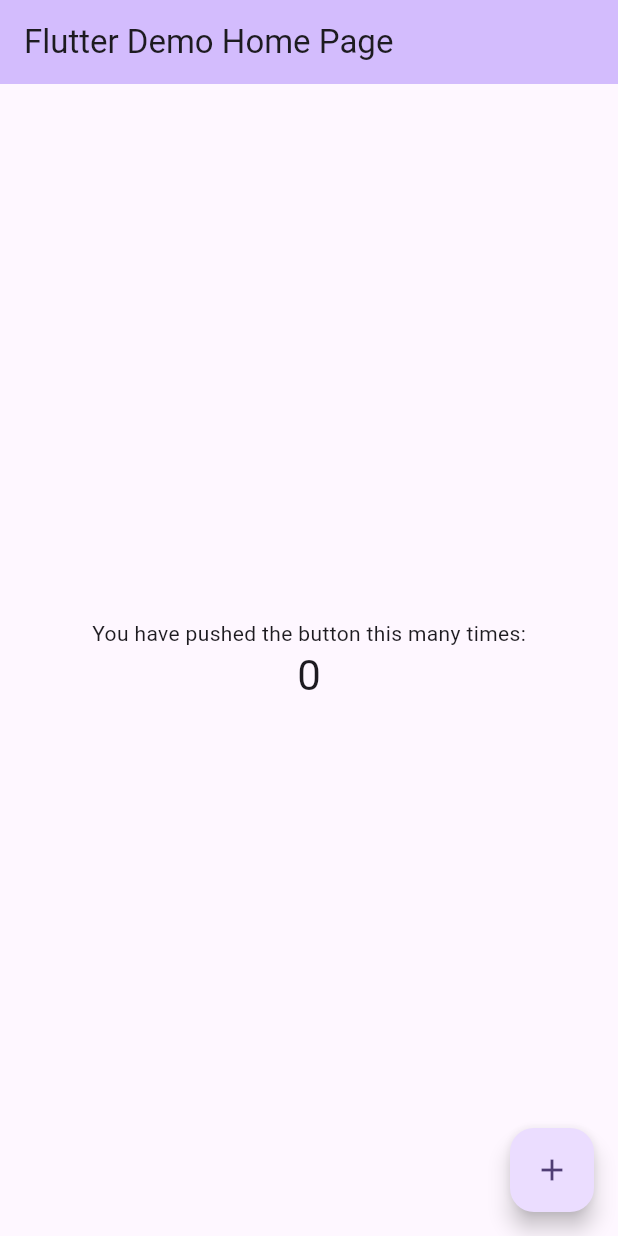
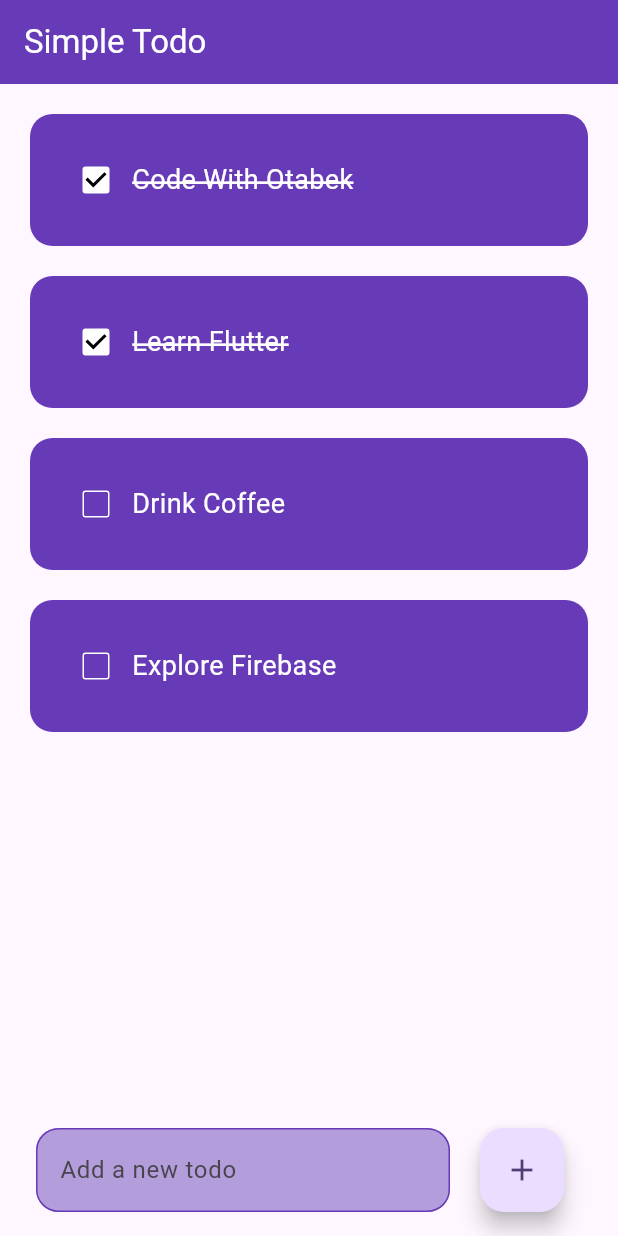
Before and after one commit to Danishkar/test_flutter, a Flutter app: the screen it shows after launch, on a phone screen of 412 x 824 dp. Run offline on Flutter 3.47's test engine with Material 3 defaults, Android fonts, the phone set to English and light mode, and no system bars.

Commit message:
feat: add basic todo

```diff
--- a/lib/main.dart
+++ b/lib/main.dart
@@ -11,27 +11,12 @@ class MyApp extends StatelessWidget {
   @override
   Widget build(BuildContext context) {
     return MaterialApp(
-      title: 'Flutter Demo',
       theme: ThemeData(
-        // This is the theme of your application.
-        //
-        // TRY THIS: Try running your application with "flutter run". You'll see
-        // the application has a purple toolbar. Then, without quitting the app,
-        // try changing the seedColor in the colorScheme below to Colors.green
-        // and then invoke "hot reload" (save your changes or press the "hot
-        // reload" button in a Flutter-supported IDE, or press "r" if you used
-        // the command line to start the app).
-        //
-        // Notice that the counter didn't reset back to zero; the application
-        // state is not lost during the reload. To reset the state, use hot
-        // restart instead.
-        //
-        // This works for code too, not just values: Most code changes can be
-        // tested with just a hot reload.
         colorScheme: ColorScheme.fromSeed(seedColor: Colors.deepPurple),
         useMaterial3: true,
       ),
-      home: const HomePage(title: 'Flutter Demo Home Page'),
+      debugShowCheckedModeBanner: false,
+      home: const HomePage(title: 'Simple Todo'),
     );
   }
 }
--- a/lib/pages/home_page.dart
+++ b/lib/pages/home_page.dart
@@ -1,16 +1,8 @@
 import 'package:flutter/material.dart';
+import 'package:test_flutter/utils/todo_list.dart';
 
 class HomePage extends StatefulWidget {
   const HomePage({super.key, required this.title});
-
-  // This widget is the home page of your application. It is stateful, meaning
-  // that it has a State object (defined below) that contains fields that affect
-  // how it looks.
-
-  // This class is the configuration for the state. It holds the values (in this
-  // case the title) provided by the parent (in this case the App widget) and
-  // used by the build method of the State. Fields in a Widget subclass are
-  // always marked "final".
 
   final String title;
 
@@ -19,71 +11,90 @@ class HomePage extends StatefulWidget {
 }
 
 class _MyHomePageState extends State<HomePage> {
-  int _counter = 0;
+  final _controller = TextEditingController();
+  List toDoList = [
+    ['Code With Otabek', true],
+    ['Learn Flutter', true],
+    ['Drink Coffee', false],
+    ['Explore Firebase', false],
+  ];
 
-  void _incrementCounter() {
+  void checkBoxChanged(int index) {
     setState(() {
-      // This call to setState tells the Flutter framework that something has
-      // changed in this State, which causes it to rerun the build method below
-      // so that the display can reflect the updated values. If we changed
-      // _counter without calling setState(), then the build method would not be
-      // called again, and so nothing would appear to happen.
-      _counter++;
+      toDoList[index][1] = !toDoList[index][1];
+    });
+  }
+
+  void deleteTask(int index) {
+    setState(() {
+      toDoList.removeAt(index);
+    });
+  }
+
+  void saveNewTask() {
+    setState(() {
+      toDoList.add([_controller.text, false]);
+      _controller.clear();
     });
   }
 
   @override
   Widget build(BuildContext context) {
-    // This method is rerun every time setState is called, for instance as done
-    // by the _incrementCounter method above.
-    //
-    // The Flutter framework has been optimized to make rerunning build methods
-    // fast, so that you can just rebuild anything that needs updating rather
-    // than having to individually change instances of widgets.
     return Scaffold(
       appBar: AppBar(
-        // TRY THIS: Try changing the color here to a specific color (to
-        // Colors.amber, perhaps?) and trigger a hot reload to see the AppBar
-        // change color while the other colors stay the same.
-        backgroundColor: Theme.of(context).colorScheme.inversePrimary,
-        // Here we take the value from the MyHomePage object that was created by
-        // the App.build method, and use it to set our appbar title.
+        backgroundColor: Colors.deepPurple,
         title: Text(widget.title),
+        foregroundColor: Colors.white,
       ),
-      body: Center(
-        // Center is a layout widget. It takes a single child and positions it
-        // in the middle of the parent.
-        child: Column(
-          // Column is also a layout widget. It takes a list of children and
-          // arranges them vertically. By default, it sizes itself to fit its
-          // children horizontally, and tries to be as tall as its parent.
-          //
-          // Column has various properties to control how it sizes itself and
-          // how it positions its children. Here we use mainAxisAlignment to
-          // center the children vertically; the main axis here is the vertical
-          // axis because Columns are vertical (the cross axis would be
-          // horizontal).
-          //
-          // TRY THIS: Invoke "debug painting" (choose the "Toggle Debug Paint"
-          // action in the IDE, or press "p" in the console), to see the
-          // wireframe for each widget.
-          mainAxisAlignment: MainAxisAlignment.center,
-          children: <Widget>[
-            const Text(
-              'You have pushed the button this many times:',
+      body: ListView.builder(
+        itemCount: toDoList.length,
+        itemBuilder: (context, index) {
+          return TodoList(
+            taskName: toDoList[index][0],
+            taskCompleted: toDoList[index][1],
+            onChanged: (value) => checkBoxChanged(index),
+            deleteFunction: (context) => deleteTask(index),
+          );
+        },
+      ),
+      floatingActionButton: Padding(
+        padding: const EdgeInsets.symmetric(horizontal: 20),
+        child: Row(
+          children: [
+            Expanded(
+              child: Padding(
+                padding: const EdgeInsets.symmetric(
+                  horizontal: 20,
+                ),
+                child: TextField(
+                  controller: _controller,
+                  decoration: InputDecoration(
+                    hintText: 'Add a new todo',
+                    filled: true,
+                    fillColor: Colors.deepPurple.shade200,
+                    enabledBorder: OutlineInputBorder(
+                      borderSide: const BorderSide(
+                        color: Colors.deepPurple,
+                      ),
+                      borderRadius: BorderRadius.circular(15),
+                    ),
+                    focusedBorder: OutlineInputBorder(
+                      borderSide: const BorderSide(
+                        color: Colors.deepPurple,
+                      ),
+                      borderRadius: BorderRadius.circular(15),
+                    ),
+                  ),
+                ),
+              ),
             ),
-            Text(
-              '$_counter',
-              style: Theme.of(context).textTheme.headlineMedium,
+            FloatingActionButton(
+              onPressed: saveNewTask,
+              child: const Icon(Icons.add),
             ),
           ],
         ),
       ),
-      floatingActionButton: FloatingActionButton(
-        onPressed: _incrementCounter,
-        tooltip: 'Increment',
-        child: const Icon(Icons.add),
-      ), // This trailing comma makes auto-formatting nicer for build methods.
     );
   }
 }
--- /dev/null
+++ b/lib/utils/todo_list.dart
@@ -0,0 +1,61 @@
+import 'package:flutter/material.dart';
+// import 'package:flutter_slidable/flutter_slidable.dart';
+
+class TodoList extends StatelessWidget {
+  const TodoList({
+    super.key,
+    required this.taskName,
+    required this.taskCompleted,
+    required this.onChanged,
+    required this.deleteFunction,
+  });
+
+  final String taskName;
+  final bool taskCompleted;
+  final Function(bool?)? onChanged;
+  final Function(BuildContext)? deleteFunction;
+
+  @override
+  Widget build(BuildContext context) {
+    return Padding(
+      padding: const EdgeInsets.only(
+        top: 20,
+        left: 20,
+        right: 20,
+        bottom: 0,
+      ),
+      child: Container(
+        padding: const EdgeInsets.all(20),
+        decoration: BoxDecoration(
+          color: Colors.deepPurple,
+          borderRadius: BorderRadius.circular(15),
+        ),
+        child: Row(
+          children: [
+            Checkbox(
+              value: taskCompleted,
+              onChanged: onChanged,
+              checkColor: Colors.black,
+              activeColor: Colors.white,
+              side: const BorderSide(
+                color: Colors.white,
+              ),
+            ),
+            Text(
+              taskName,
+              style: TextStyle(
+                color: Colors.white,
+                fontSize: 18,
+                decoration: taskCompleted
+                    ? TextDecoration.lineThrough
+                    : TextDecoration.none,
+                decorationColor: Colors.white,
+                decorationThickness: 2,
+              ),
+            ),
+          ],
+        ),
+      ),
+    );
+  }
+}
```
